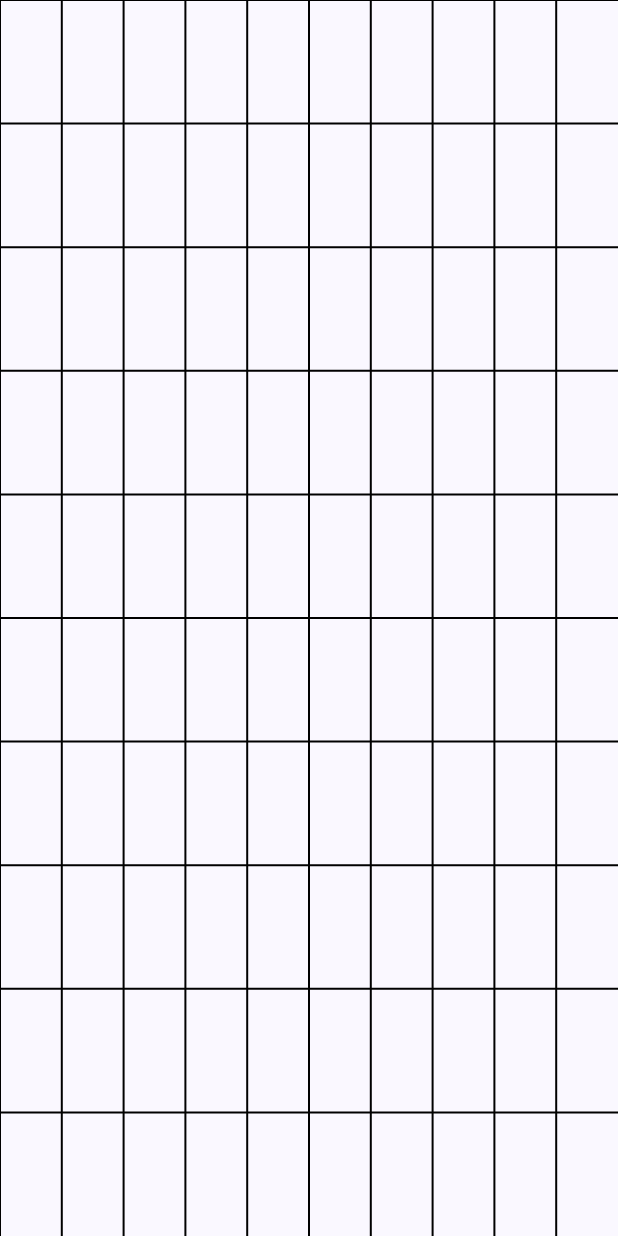
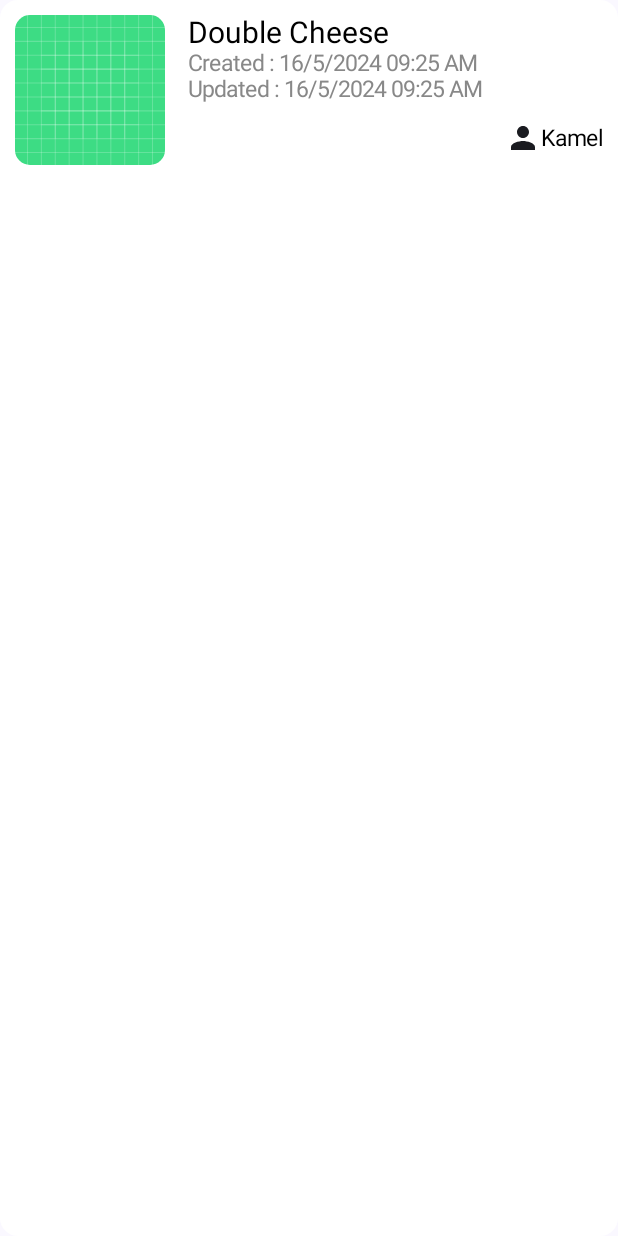
Before and after one commit to hazemkhaled241/task, an Android app built with Jetpack Compose: the screen it shows after launch (MainActivity), on a phone screen of 412 x 824 dp. Run offline under Robolectric (Android 15) with nearby library versions, the light colour scheme and no system bars.

Commit message:
create star touch item

```diff
--- a/app/build.gradle.kts
+++ b/app/build.gradle.kts
@@ -52,9 +52,9 @@ android {
 
 dependencies {
 
-    implementation("androidx.core:core-ktx:1.12.0")
+    implementation("androidx.core:core-ktx:1.13.0")
     implementation("androidx.lifecycle:lifecycle-runtime-ktx:2.7.0")
-    implementation("androidx.activity:activity-compose:1.8.2")
+    implementation("androidx.activity:activity-compose:1.9.0")
     implementation(platform("androidx.compose:compose-bom:2023.08.00"))
     implementation("androidx.compose.ui:ui")
     implementation("androidx.compose.ui:ui-graphics")
--- /dev/null
+++ b/app/src/main/java/com/hazem/task/presentation/Item.kt
@@ -0,0 +1,142 @@
+package com.hazem.task.presentation
+
+import androidx.compose.foundation.BorderStroke
+import androidx.compose.foundation.Image
+import androidx.compose.foundation.layout.Arrangement
+import androidx.compose.foundation.layout.Column
+import androidx.compose.foundation.layout.IntrinsicSize
+import androidx.compose.foundation.layout.Row
+import androidx.compose.foundation.layout.Spacer
+import androidx.compose.foundation.layout.fillMaxSize
+import androidx.compose.foundation.layout.fillMaxWidth
+import androidx.compose.foundation.layout.height
+import androidx.compose.foundation.layout.padding
+import androidx.compose.foundation.layout.size
+import androidx.compose.foundation.layout.width
+import androidx.compose.foundation.shape.CircleShape
+import androidx.compose.foundation.shape.RoundedCornerShape
+import androidx.compose.material.icons.Icons
+import androidx.compose.material.icons.filled.Person
+import androidx.compose.material3.Card
+import androidx.compose.material3.CardDefaults
+import androidx.compose.material3.Icon
+import androidx.compose.material3.Text
+import androidx.compose.runtime.Composable
+import androidx.compose.runtime.getValue
+import androidx.compose.runtime.mutableStateOf
+import androidx.compose.runtime.remember
+import androidx.compose.runtime.setValue
+import androidx.compose.ui.Alignment
+import androidx.compose.ui.Modifier
+import androidx.compose.ui.draw.clip
+import androidx.compose.ui.graphics.Color
+import androidx.compose.ui.layout.onGloballyPositioned
+import androidx.compose.ui.platform.LocalDensity
+import androidx.compose.ui.res.painterResource
+import androidx.compose.ui.text.TextStyle
+import androidx.compose.ui.text.style.TextOverflow
+import androidx.compose.ui.tooling.preview.Preview
+import androidx.compose.ui.unit.dp
+import androidx.compose.ui.unit.sp
+import com.hazem.task.R
+import com.hazem.task.presentation.ui.theme.LARGE_SIZE
+import com.hazem.task.presentation.ui.theme.SMALL_PADDING
+
+@Composable
+fun CategoryItem(
+    title: String,
+    description: String,
+    owner: String,
+    dateOfCreate: String,
+    dateOfUpdate: String,
+) {
+    val localDensity = LocalDensity.current
+    var titleWidthDp by remember {
+        mutableStateOf(0.dp)
+    }
+    var descriptionWidth by remember {
+        mutableStateOf((-20).dp)
+    }
+
+    Card(
+        modifier = Modifier
+            .fillMaxWidth(),
+        colors = CardDefaults.cardColors(containerColor = Color.White)
+    ) {
+        Row(
+            modifier = Modifier
+                .fillMaxWidth()
+                .padding(SMALL_PADDING)
+        ) {
+            Image(
+                painter = painterResource(id = R.drawable.ic_launcher_background),
+                contentDescription = "",
+                modifier = Modifier
+                    .clip(RoundedCornerShape(10.dp))
+                    .size(100.dp)
+
+
+            )
+            Spacer(modifier = Modifier.size(15.dp))
+            Column(
+                modifier = Modifier
+
+                    .onGloballyPositioned { coordinates ->
+                        // Set column height using the LayoutCoordinates
+                    }
+            ) {
+                Text(
+                    modifier = Modifier.onGloballyPositioned { coordinates ->
+                        // Set column height using the LayoutCoordinates
+                        titleWidthDp = with(localDensity) { coordinates.size.width.toDp() }
+                        descriptionWidth += titleWidthDp
+                    },
+                    text = "Double Cheese", style = TextStyle(
+                        fontSize = 20.sp,
+                        color = Color.Black,
+                    ), maxLines = 1,
+                    overflow = TextOverflow.Ellipsis
+                )
+//                Text(
+//                    modifier = Modifier.width(descriptionWidth),
+//                    text = "jhgjhgjhgjfgdgdddddddddddd...",
+//                    style = TextStyle(color = Color.Gray, fontSize = 15.sp),
+//                    overflow = TextOverflow.Ellipsis,
+//                    maxLines = 1
+//
+//                )
+               // Spacer(modifier = Modifier.height(20.dp))
+                Text(
+                    modifier = Modifier,
+                    text = "Created : 16/5/2024 09:25 AM",
+                    style = TextStyle(color = Color.Gray, fontSize = 15.sp)
+                )
+                Text(
+                    text = "Updated : 16/5/2024 09:25 AM",
+                    style = TextStyle(color = Color.Gray, fontSize = 15.sp)
+                )
+                Row (horizontalArrangement = Arrangement.End,modifier = Modifier.fillMaxWidth().height(IntrinsicSize.Min).padding(top=12.dp)){
+
+                    Icon(imageVector = Icons.Default.Person, contentDescription = "")
+                    Text(
+                        modifier = Modifier.align(Alignment.CenterVertically),
+                        text = "Kamel",
+                        style = TextStyle(color = Color.Black, fontSize = 15.sp)
+                    )
+                }
+            }
+        }
+    }
+}
+
+@Preview(showBackground = true)
+@Composable
+fun RecipeItemPreview() {
+    CategoryItem(
+        title = "",
+        description = "",
+        dateOfCreate = "",
+        dateOfUpdate = "",
+        owner = ""
+    )
+}
--- a/app/src/main/java/com/hazem/task/presentation/MainActivity.kt
+++ b/app/src/main/java/com/hazem/task/presentation/MainActivity.kt
@@ -20,7 +20,7 @@ class MainActivity : ComponentActivity() {
                     modifier = Modifier.fillMaxSize(),
                     color = MaterialTheme.colorScheme.background
                 ) {
-                    GanttChart()
+                    CategoryItem("","","","","")
                 }
             }
         }
```
